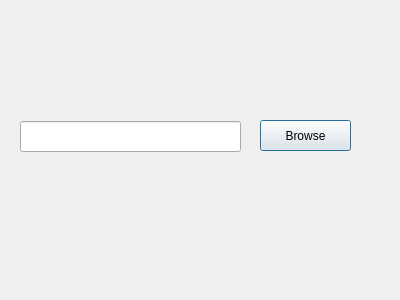
The window that Frontend/browse.ui (JamshaidKhalid/IndexBasedSearchEngine) describes before a commit, drawn with Qt 5.
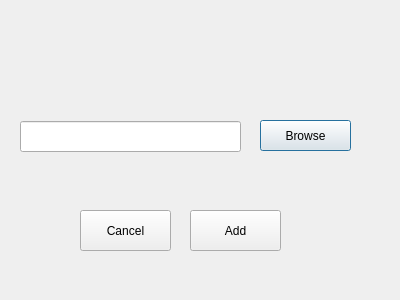
The same window after the commit.

```diff
--- a/Frontend/browse.ui
+++ b/Frontend/browse.ui
@@ -36,6 +36,45 @@
     <string>Browse</string>
    </property>
   </widget>
+  <widget class="QPushButton" name="pushButton">
+   <property name="geometry">
+    <rect>
+     <x>190</x>
+     <y>210</y>
+     <width>91</width>
+     <height>41</height>
+    </rect>
+   </property>
+   <property name="text">
+    <string>Add</string>
+   </property>
+  </widget>
+  <widget class="QPushButton" name="pushButton_2">
+   <property name="geometry">
+    <rect>
+     <x>80</x>
+     <y>210</y>
+     <width>91</width>
+     <height>41</height>
+    </rect>
+   </property>
+   <property name="text">
+    <string>Cancel</string>
+   </property>
+  </widget>
+  <widget class="QLabel" name="label">
+   <property name="geometry">
+    <rect>
+     <x>10</x>
+     <y>280</y>
+     <width>221</width>
+     <height>16</height>
+    </rect>
+   </property>
+   <property name="text">
+    <string/>
+   </property>
+  </widget>
  </widget>
  <resources/>
  <connections/>
```
